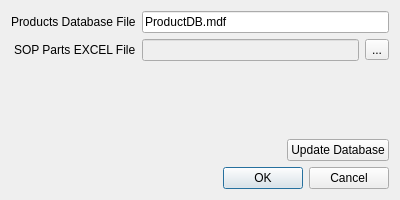
johnvorsten/panel-builder, file src/main/ui designer/Ui_ProductUpdateDialog.ui: the form before one commit.
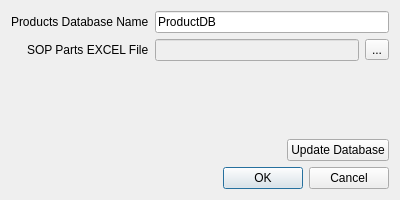
The form after the commit.

Diff of the .ui file:
```diff
--- a/src/main/ui designer/Ui_ProductUpdateDialog.ui
+++ b/src/main/ui designer/Ui_ProductUpdateDialog.ui
@@ -52,14 +52,17 @@
      <item row="0" column="0">
       <widget class="QLabel" name="DBNameLabel">
        <property name="text">
-        <string>Products Database File</string>
+        <string>Products Database Name</string>
        </property>
       </widget>
      </item>
      <item row="0" column="1">
       <widget class="QLineEdit" name="DBFileText">
        <property name="text">
-        <string>ProductDB.mdf</string>
+        <string>ProductDB</string>
+       </property>
+       <property name="readOnly">
+        <bool>true</bool>
        </property>
       </widget>
      </item>
```
